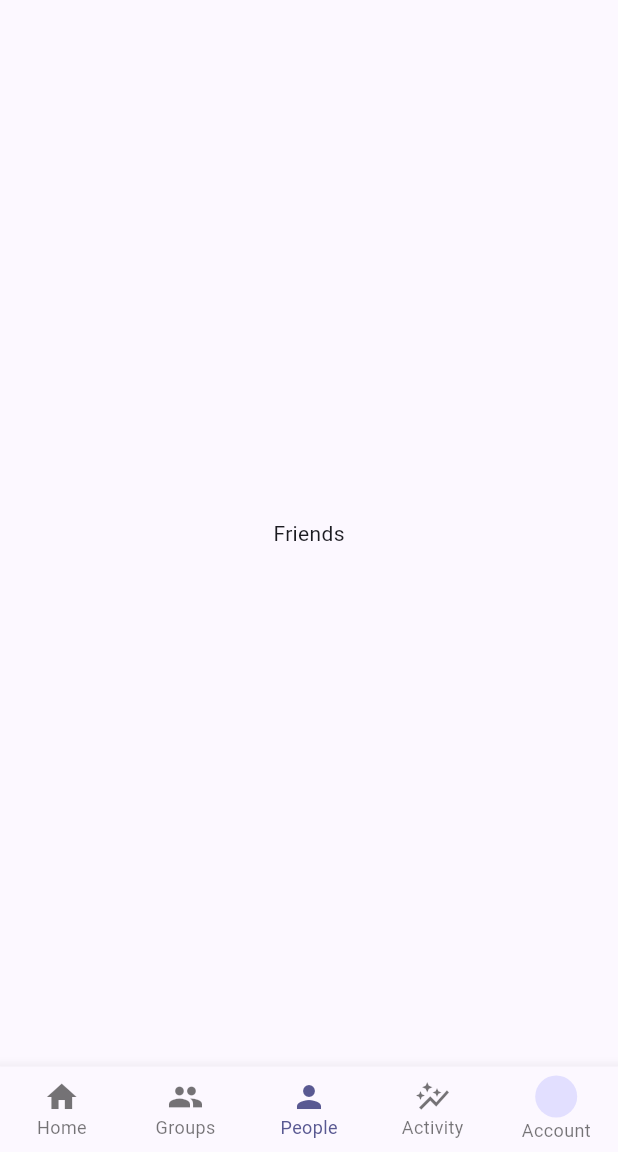
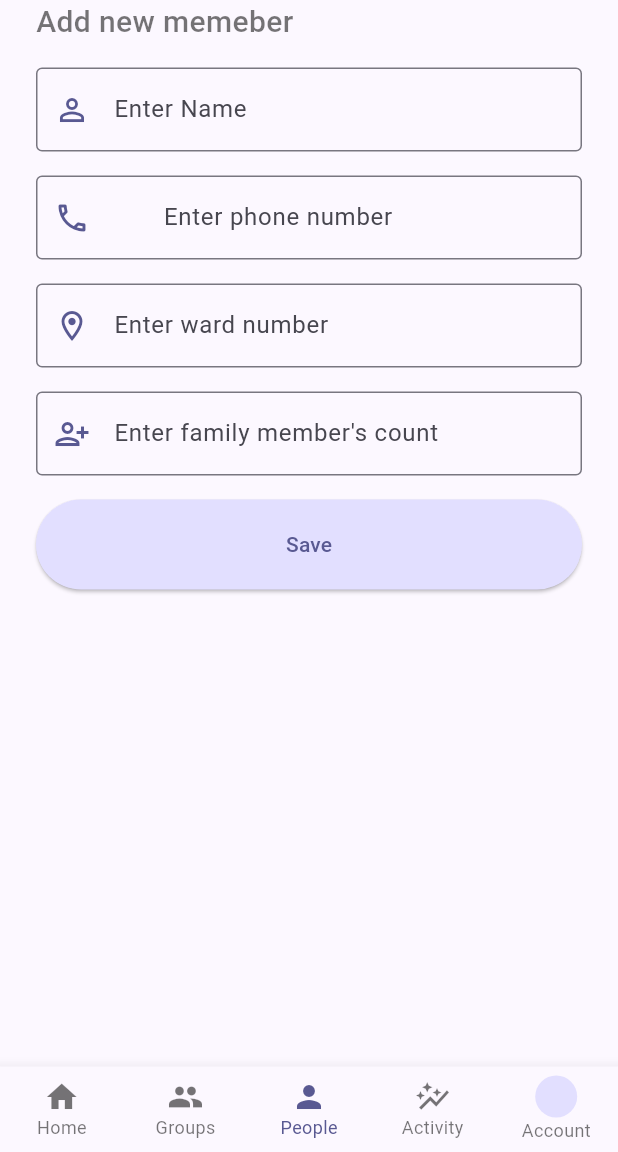
Before and after one commit to vikas62081/unity_funds, a Flutter app: the screen it shows after launch, item 3 of the bottom bar chosen, on a phone screen of 412 x 824 dp, the part 84-1236 px from its top. Run offline on Flutter 3.47's test engine with Material 3 defaults, Android fonts, the phone set to English and light mode, and no system bars; our stand-ins replace flutter_riverpod, image_picker, transparent_image.

```diff
--- a/lib/screens/expense_tracker.dart
+++ b/lib/screens/expense_tracker.dart
@@ -1,6 +1,6 @@
 import 'package:flutter/material.dart';
 import 'package:unity_funds/screens/activities.dart';
-import 'package:unity_funds/screens/friends.dart';
+import 'package:unity_funds/screens/people.dart';
 import 'package:unity_funds/screens/group/groups.dart';
 import 'package:unity_funds/screens/home.dart';
 import 'package:unity_funds/screens/user_profile.dart';
--- a/lib/screens/friends.dart
+++ b/lib/screens/people.dart
@@ -1,4 +1,5 @@
 import 'package:flutter/material.dart';
+import 'package:unity_funds/widgets/people/new_people_form.dart';
 
 class FriendsScreen extends StatelessWidget {
   const FriendsScreen({super.key});
@@ -6,7 +7,7 @@ class FriendsScreen extends StatelessWidget {
   @override
   Widget build(BuildContext context) {
     return Scaffold(
-      body: const Center(child: Text("Friends")),
+      body: NewPeopleForm(),
     );
   }
 }
--- a/lib/utils/new_group_validator.dart
+++ b/lib/utils/new_group_validator.dart
@@ -5,6 +5,10 @@ class NewGroupValidator {
     }
     if (value.trim().length < 3) {
       return "Function name must be at least 3 characters";
+    }
+
+    if (value.trim().length > 30) {
+      return "Function name cannot be more than 30 characters";
     }
     return null;
   }
--- /dev/null
+++ b/lib/utils/new_people_validator.dart
@@ -0,0 +1,56 @@
+class NewPeopleValidator {
+  String? validateTextField(String title, String? value) {
+    if (value == null || value.isEmpty) {
+      return "$title cannot be empty";
+    }
+    if (value.trim().length < 3) {
+      return "$title must be at least 3 characters";
+    }
+    return null;
+  }
+
+  String? validateName(String? value) {
+    if (value == null || value.isEmpty || value.trim().isEmpty) {
+      return "Name cannot be empty";
+    }
+    if (value.trim().length < 3) {
+      return "Name must be at least 3 characters";
+    }
+    if (value.trim().length > 25) {
+      return "Name cannot be more than 25 characters";
+    }
+    return null;
+  }
+
+  String? validatePhoneNumber(String? value) {
+    if (value == null || value.isEmpty) {
+      return "Phone number cannot be empty";
+    }
+    final numbers = double.tryParse(value);
+    if (numbers == null) {
+      return "Invalid phone number";
+    }
+    if (value.trim().length != 10) {
+      return "Phone number must be 10 digits";
+    }
+    return null;
+  }
+
+  String? validateAddress(String? value) {
+    if (value == null || value.isEmpty || value.trim().isEmpty) {
+      return "Ward number cannot be empty";
+    }
+    return null;
+  }
+
+  String? validateFamilyCounts(String? value) {
+    if (value == null || value.isEmpty) {
+      return "Member's count cannot be empty";
+    }
+    final numbers = double.tryParse(value);
+    if (numbers == null) {
+      return "Invalid family member's count";
+    }
+    return null;
+  }
+}
--- a/lib/widgets/form_helpers/date_picker.dart
+++ b/lib/widgets/form_helpers/date_picker.dart
@@ -52,7 +52,7 @@ class _DatePickerState extends State<DatePicker> {
             IconButton(
               onPressed: _showDatePicker,
               icon: Icon(
-                Icons.calendar_month,
+                Icons.calendar_month_outlined,
                 color: Theme.of(context).colorScheme.primary,
               ),
             ),
--- /dev/null
+++ b/lib/widgets/people/new_people_form.dart
@@ -0,0 +1,78 @@
+import 'package:flutter/material.dart';
+import 'package:unity_funds/utils/new_people_validator.dart';
+import 'package:unity_funds/widgets/utils/utils_widgets.dart';
+
+class NewPeopleForm extends StatefulWidget {
+  const NewPeopleForm({super.key});
+
+  @override
+  State<NewPeopleForm> createState() => _NewPeopleFormState();
+}
+
+class _NewPeopleFormState extends State<NewPeopleForm> {
+  final _validator = NewPeopleValidator();
+  final _formKey = GlobalKey<FormState>();
+  late String name;
+  late String phoneNumber;
+  late String wardNumber;
+  late int familyMemberCount;
+
+  void _saveForm() {
+    final isValid = _formKey.currentState!.validate();
+    if (isValid) {
+      _formKey.currentState!.save();
+      // save the form state
+    }
+  }
+
+  @override
+  Widget build(BuildContext context) {
+    return SingleChildScrollView(
+      padding: const EdgeInsets.symmetric(horizontal: 24),
+      child: Column(crossAxisAlignment: CrossAxisAlignment.start, children: [
+        const SectionTitle("Add new memeber"),
+        const SizedBox(height: 16),
+        Form(
+          key: _formKey,
+          child: Column(
+            mainAxisAlignment: MainAxisAlignment.center,
+            children: [
+              buildTextField(
+                  context: context,
+                  hintText: "Enter Name",
+                  icon: Icons.person_outline,
+                  validator: _validator.validateName,
+                  onSaved: (value) => name = value!),
+              const SizedBox(height: 16),
+              buildTextField(
+                  context: context,
+                  hintText: "Enter phone number",
+                  icon: Icons.phone_outlined,
+                  validator: _validator.validatePhoneNumber,
+                  onSaved: (value) => phoneNumber = value!,
+                  keyboardType: TextInputType.phone,
+                  prefixText: "+91 "),
+              const SizedBox(height: 16),
+              buildTextField(
+                  context: context,
+                  hintText: "Enter ward number",
+                  icon: Icons.location_on_outlined,
+                  validator: _validator.validateAddress,
+                  onSaved: (value) => wardNumber = value!),
+              const SizedBox(height: 16),
+              buildTextField(
+                  context: context,
+                  hintText: "Enter family member's count",
+                  icon: Icons.person_add_alt_1_outlined,
+                  validator: _validator.validateFamilyCounts,
+                  onSaved: (value) => familyMemberCount = int.parse(value!)),
+              const SizedBox(height: 16),
+              buildSaveButton(context: context, onPressed: _saveForm),
+            ],
+          ),
+        ),
+      ]),
+    );
+    ;
+  }
+}
--- a/lib/widgets/utils/utils_widgets.dart
+++ b/lib/widgets/utils/utils_widgets.dart
@@ -61,3 +61,66 @@ class SectionTitle extends StatelessWidget {
     );
   }
 }
+
+Widget buildTextField(
+    {required BuildContext context,
+    required String hintText,
+    required IconData icon,
+    String? Function(String?)? validator,
+    Function(String?)? onSaved,
+    TextInputType? keyboardType,
+    String? prefixText}) {
+  return TextFormField(
+    decoration: InputDecoration(
+      hintText: hintText,
+      prefixText: prefixText,
+      prefixIcon: Icon(
+        icon,
+        color: Theme.of(context).colorScheme.primary,
+      ),
+      border: const OutlineInputBorder(),
+    ),
+    textCapitalization: TextCapitalization.sentences,
+    keyboardType: keyboardType,
+    validator: validator,
+    onSaved: onSaved,
+    autovalidateMode: AutovalidateMode.onUserInteraction,
+  );
+}
+
+Widget buildSaveButton(
+    {required BuildContext context, required void Function()? onPressed}) {
+  return ElevatedButton(
+    style: ButtonStyle(
+      backgroundColor: MaterialStateProperty.all(
+        Theme.of(context).colorScheme.primaryContainer,
+      ),
+      fixedSize: MaterialStateProperty.all(
+        const Size(double.maxFinite, 60),
+      ),
+    ),
+    onPressed: onPressed,
+    child: const Text("Save"),
+  );
+}
+
+Widget buildSearchableDropdown(
+    {required BuildContext context,
+    required IconData? icon,
+    required String? hintText}) {
+  return DropdownMenu(
+    width: MediaQuery.of(context).size.width - 48,
+    leadingIcon: Icon(
+      icon,
+      color: Theme.of(context).colorScheme.primary,
+    ),
+    hintText: hintText,
+    requestFocusOnTap: true,
+    enableFilter: true,
+    dropdownMenuEntries: [
+      DropdownMenuEntry(label: "Hey", value: "HJK"),
+      DropdownMenuEntry(label: "abc", value: "HJK"),
+      DropdownMenuEntry(label: "bnc", value: "HJK"),
+    ],
+  );
+}
```
Also changed, not shown: lib/widgets/contribution/container.dart (added, +37 -0 lines), lib/widgets/contribution/contribution_form.dart (added, +66 -0 lines), lib/widgets/expense/new_expense_form.dart (+13 -38 lines), lib/widgets/group/details_card.dart (+5 -3 lines), lib/widgets/group/group_tab_bar.dart (+2 -6 lines), lib/widgets/group/new_group_form.dart (+16 -54 lines), 90 other files.
